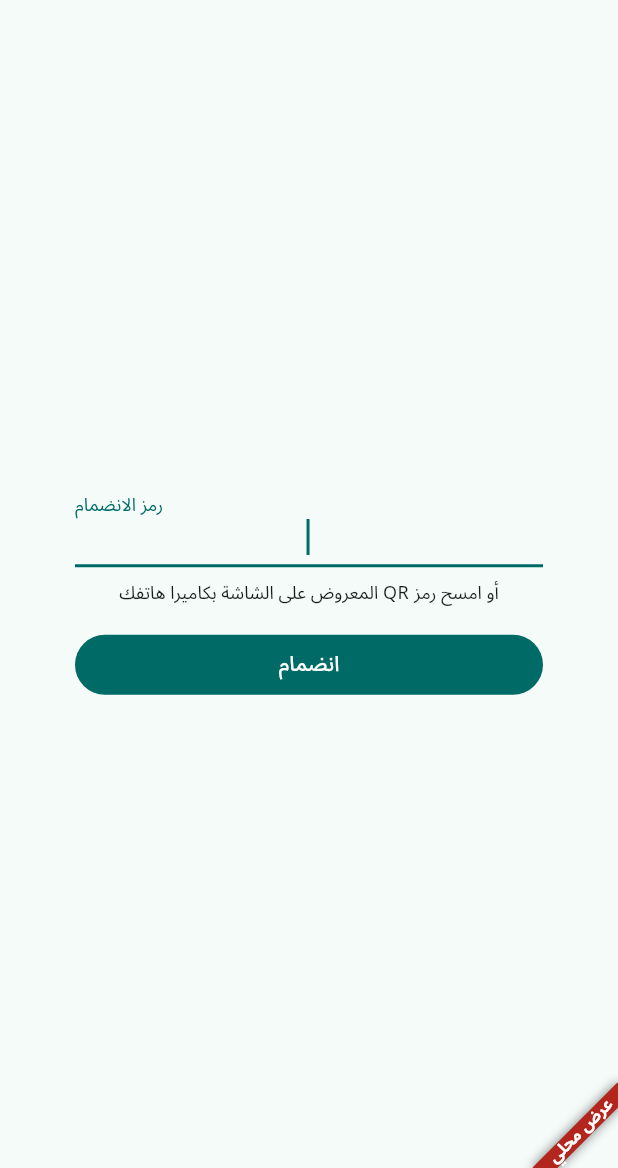
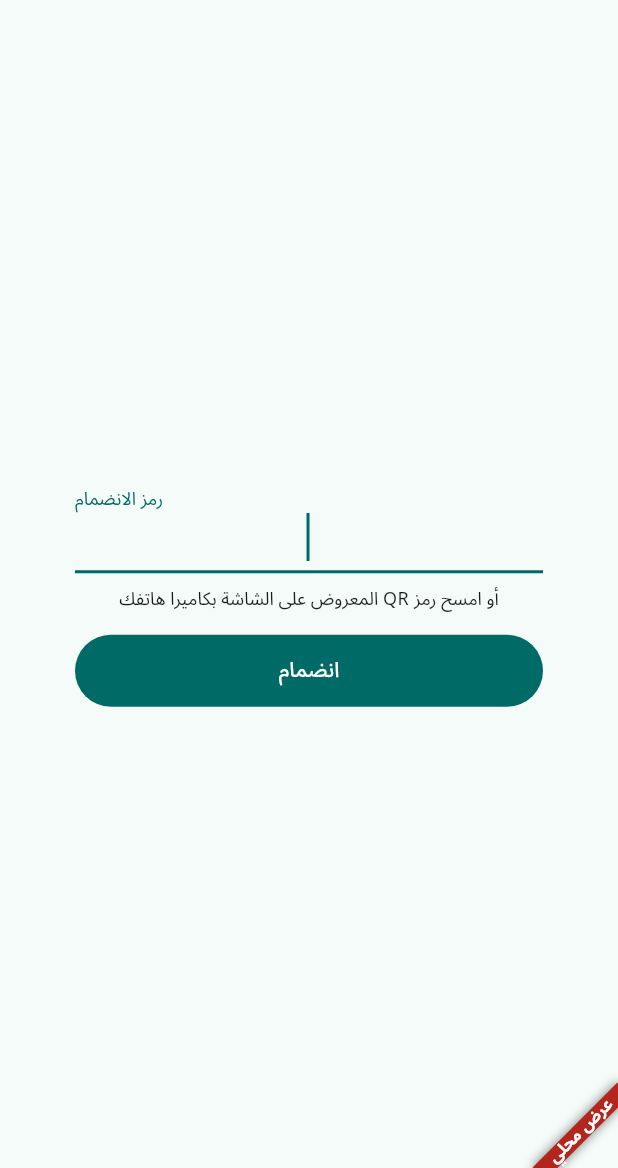
Before and after one commit to MaysamMB/Bousla, a Flutter app: the JoinScreen screen opened directly, on a phone screen of 412 x 824 dp, the part 68-1236 px from its top. Run offline on Flutter 3.47's test engine with Material 3 defaults, Android fonts, the phone set to English and light mode, and no system bars; our stand-ins replace cloud_firestore, file_picker, firebase_ai, firebase_auth, firebase_core, qr_flutter and 1 more; missing offline and left inert: dart:js_interop, firebase_app_check; accounts and stored records are empty; generated files the repository leaves out were written again.

Commit message:
refactor: improve UI structure in answering screen and join screen; add small phone tests

```diff
--- a/src/app/lib/features/student_web/join_session/join_screen.dart
+++ b/src/app/lib/features/student_web/join_session/join_screen.dart
@@ -142,7 +142,7 @@ class _JoinScreenState extends State<JoinScreen> {
       body: Center(
         child: ConstrainedBox(
           constraints: const BoxConstraints(maxWidth: 360),
-          child: Padding(
+          child: SingleChildScrollView(
             padding: const EdgeInsets.all(24),
             child: Column(
               mainAxisSize: MainAxisSize.min,
@@ -153,6 +153,11 @@ class _JoinScreenState extends State<JoinScreen> {
                   textDirection: TextDirection.ltr,
                   child: TextField(
                     controller: _code,
+                    autocorrect: false,
+                    enableSuggestions: false,
+                    style: Theme.of(
+                      context,
+                    ).textTheme.headlineSmall?.copyWith(letterSpacing: 2),
                     textAlign: TextAlign.center,
                     textCapitalization: TextCapitalization.characters,
                     autofocus: widget.initialCode == null,
@@ -177,7 +182,16 @@ class _JoinScreenState extends State<JoinScreen> {
                 const SizedBox(height: 16),
                 FilledButton(
                   onPressed: _busy ? null : _join,
-                  child: Text(l.studentJoin),
+                  style: FilledButton.styleFrom(minimumSize: const Size(0, 48)),
+                  child: _busy
+                      ? SizedBox.square(
+                          dimension: 20,
+                          child: CircularProgressIndicator(
+                            strokeWidth: 2,
+                            semanticsLabel: l.studentJoin,
+                          ),
+                        )
+                      : Text(l.studentJoin),
                 ),
               ],
             ),
```
Also changed, not shown: src/app/lib/features/student_web/answering/answering_screen.dart (+59 -25 lines), 1 other file.
